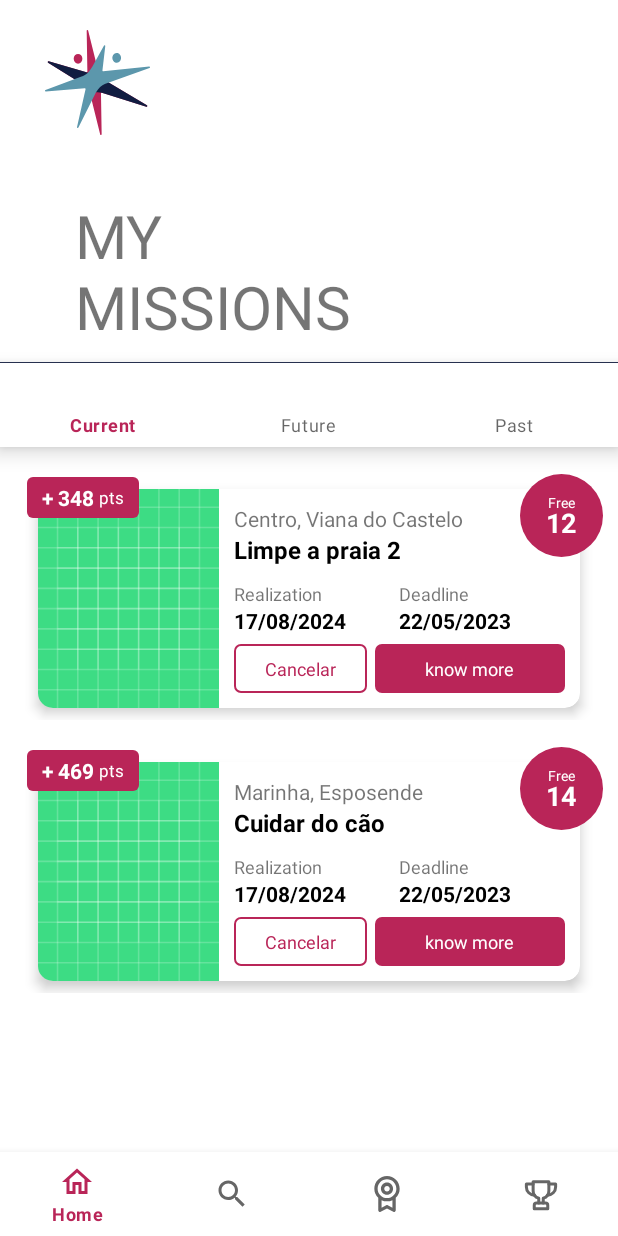
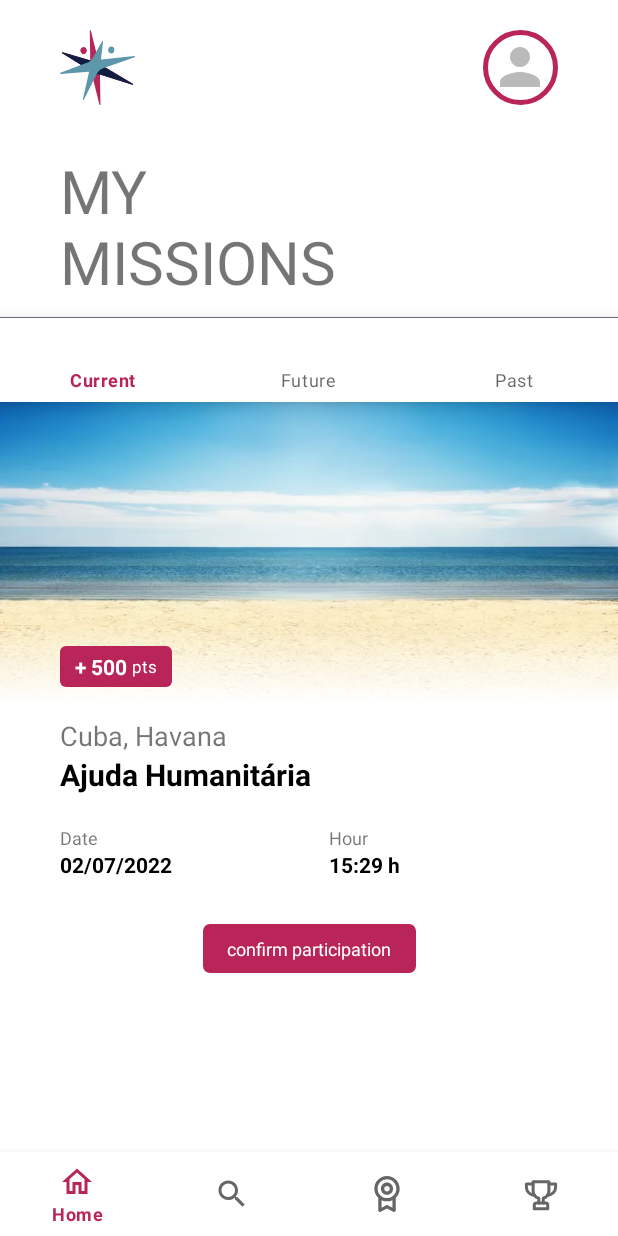
Before and after one commit to jacksonbarreto/Conslife, an Android app: the MyMissionsFragment screen opened directly, with no data from a screen before it, on a phone screen of 412 x 824 dp. Run offline under Robolectric (Android 15) with nearby library versions, the phone set to English and light mode, and no system bars; our stand-ins replace navigation-ui.

Commit message:
feat: current mission

```diff
--- a/app/src/main/java/com/conslife/fragments/CurrentMissionsFragment.kt
+++ b/app/src/main/java/com/conslife/fragments/CurrentMissionsFragment.kt
@@ -5,66 +5,23 @@ import android.view.LayoutInflater
 import android.view.View
 import android.view.ViewGroup
 import androidx.fragment.app.Fragment
-import androidx.recyclerview.widget.LinearLayoutManager
-import com.conslife.adapters.FutureMissionAdapter
-import com.conslife.databinding.CurrentMissionFragmentBinding
-import com.conslife.models.Mission
-import java.util.ArrayList
+import com.conslife.databinding.FragmentCurrentMissionBinding
 
 class CurrentMissionsFragment : Fragment() {
 
-    private lateinit var _binding: CurrentMissionFragmentBinding
-    private lateinit var futureMissionAdapter: FutureMissionAdapter
+    private lateinit var _binding: FragmentCurrentMissionBinding
 
     override fun onCreateView(
         inflater: LayoutInflater,
         container: ViewGroup?,
         savedInstanceState: Bundle?
     ): View {
-        _binding = CurrentMissionFragmentBinding.inflate(inflater)
+        _binding = FragmentCurrentMissionBinding.inflate(inflater)
         return _binding.root
     }
 
     override fun onViewCreated(view: View, savedInstanceState: Bundle?) {
         super.onViewCreated(view, savedInstanceState)
-        initRecyclerView()
     }
 
-    private fun initRecyclerView() {
-        futureMissionAdapter = FutureMissionAdapter()
-        addDataSet()
-        _binding.myCurrentMissionsRecyclerView.apply {
-            layoutManager = LinearLayoutManager(this@CurrentMissionsFragment.context)
-            adapter = futureMissionAdapter
-        }
-    }
-
-    private fun addDataSet() {
-        val missions = ArrayList<Mission>()
-        missions.add(
-            Mission(
-                "Limpe a praia 2",
-                "Centro, Viana do Castelo",
-                "Tudo muito limpinho",
-                "22/05/2023",
-                "17/08/2024",
-                12,
-                348,
-                "https://www.melhoresdestinos.com.br/wp-content/uploads/2020/04/praias-para-relaxar.jpg"
-            )
-        )
-        missions.add(
-            Mission(
-                "Cuidar do cão",
-                "Marinha, Esposende",
-                "Tudo muito limpinho",
-                "22/05/2023",
-                "17/08/2024",
-                14,
-                469,
-                "https://guiaanimal.net/uploads/content/image/53269/Design_sem_nome__4_.png"
-            )
-        )
-        futureMissionAdapter.setDataSet(missions)
-    }
 }
--- /dev/null
+++ b/app/src/main/res/drawable/ic_baseline_person_24.xml
@@ -0,0 +1,5 @@
+<vector android:height="24dp" android:tint="#BABABA"
+    android:viewportHeight="24" android:viewportWidth="24"
+    android:width="24dp" xmlns:android="http://schemas.android.com/apk/res/android">
+    <path android:fillColor="@android:color/white" android:pathData="M12,12c2.21,0 4,-1.79 4,-4s-1.79,-4 -4,-4 -4,1.79 -4,4 1.79,4 4,4zM12,14c-2.67,0 -8,1.34 -8,4v2h16v-2c0,-2.66 -5.33,-4 -8,-4z"/>
+</vector>
--- a/app/src/main/res/layout/current_mission_fragment.xml
+++ /dev/null
@@ -1,12 +0,0 @@
-<?xml version="1.0" encoding="utf-8"?>
-<androidx.constraintlayout.widget.ConstraintLayout xmlns:android="http://schemas.android.com/apk/res/android"
-    xmlns:tools="http://schemas.android.com/tools"
-    android:layout_width="match_parent"
-    android:layout_height="match_parent">
-
-    <androidx.recyclerview.widget.RecyclerView
-        android:id="@+id/my_current_missions_recycler_view"
-        android:layout_width="match_parent"
-        android:layout_height="match_parent" />
-
-</androidx.constraintlayout.widget.ConstraintLayout>
--- /dev/null
+++ b/app/src/main/res/layout/fragment_current_mission.xml
@@ -0,0 +1,82 @@
+<?xml version="1.0" encoding="utf-8"?>
+<androidx.constraintlayout.widget.ConstraintLayout xmlns:android="http://schemas.android.com/apk/res/android"
+    xmlns:app="http://schemas.android.com/apk/res-auto"
+    android:layout_width="match_parent"
+    android:layout_height="match_parent">
+
+    <ImageView
+        android:id="@+id/mission_image"
+        android:layout_width="match_parent"
+        android:layout_height="200dp"
+        android:scaleType="fitXY"
+        android:src="@drawable/praia"
+        app:layout_constraintTop_toTopOf="parent" />
+
+    <LinearLayout
+        android:id="@+id/gradient_fillet"
+        android:layout_width="match_parent"
+        android:layout_height="50dp"
+        android:background="@drawable/gradient_white_bottom_up"
+        android:orientation="horizontal"
+        app:layout_constraintBottom_toBottomOf="@id/mission_image" />
+
+    <com.conslife.widget.FloatingPoints
+        android:layout_width="wrap_content"
+        android:layout_height="wrap_content"
+        android:layout_marginBottom="10dp"
+        app:floating_points_total="500"
+        app:layout_constraintBottom_toTopOf="@+id/heading_mission"
+        app:layout_constraintStart_toStartOf="@id/heading_mission" />
+
+    <com.conslife.widget.DoubleHeading
+        android:id="@+id/heading_mission"
+        android:layout_width="wrap_content"
+        android:layout_height="wrap_content"
+        android:layout_marginStart="40dp"
+        android:maxWidth="100dp"
+        app:double_heading_size="h4"
+        app:double_heading_sub_title="Cuba, Havana"
+        app:double_heading_title="Ajuda Humanitária"
+        app:layout_constraintStart_toStartOf="parent"
+        app:layout_constraintTop_toBottomOf="@id/mission_image" />
+
+
+    <LinearLayout
+        android:id="@+id/date_time_mission"
+        android:layout_width="match_parent"
+        android:layout_height="wrap_content"
+        android:layout_marginHorizontal="40dp"
+        android:layout_marginTop="10dp"
+        android:orientation="horizontal"
+        app:layout_constraintTop_toBottomOf="@+id/heading_mission">
+
+        <com.conslife.widget.DoubleHeading
+            android:id="@+id/mission_date"
+            android:layout_width="wrap_content"
+            android:layout_height="wrap_content"
+            android:layout_weight="1"
+            app:double_heading_size="h1"
+            app:double_heading_sub_title="@string/fragment_current_mission_date"
+            app:double_heading_title="02/07/2022" />
+
+        <com.conslife.widget.DoubleHeading
+            android:id="@+id/mission_hour"
+            android:layout_width="wrap_content"
+            android:layout_height="wrap_content"
+            android:layout_weight="1"
+            app:double_heading_size="h1"
+            app:double_heading_sub_title="@string/fragment_current_mission_hour"
+            app:double_heading_title="15:29 h" />
+    </LinearLayout>
+
+    <com.conslife.widget.ButtonConslife
+        android:id="@+id/button_confirmation"
+        android:layout_width="wrap_content"
+        android:layout_height="wrap_content"
+        android:layout_marginTop="30dp"
+        app:layout_constraintEnd_toEndOf="parent"
+        app:layout_constraintStart_toStartOf="parent"
+        app:layout_constraintTop_toBottomOf="@+id/date_time_mission"
+        app:text="@string/fragment_current_mission_button_confirm" />
+
+</androidx.constraintlayout.widget.ConstraintLayout>
--- a/app/src/main/res/layout/fragment_my_missions.xml
+++ b/app/src/main/res/layout/fragment_my_missions.xml
@@ -1,6 +1,7 @@
 <?xml version="1.0" encoding="utf-8"?>
 <androidx.constraintlayout.widget.ConstraintLayout xmlns:android="http://schemas.android.com/apk/res/android"
     xmlns:app="http://schemas.android.com/apk/res-auto"
+    xmlns:tools="http://schemas.android.com/tools"
     android:layout_width="match_parent"
     android:layout_height="match_parent">
 
@@ -12,9 +13,9 @@
 
         <ImageView
             android:id="@+id/signal_logo"
-            android:layout_width="70dp"
-            android:layout_height="70dp"
-            android:layout_marginStart="30dp"
+            android:layout_width="50dp"
+            android:layout_height="50dp"
+            android:layout_marginStart="40dp"
             android:layout_marginTop="20dp"
             android:contentDescription="@string/image_description_signal_brand"
             android:scaleType="fitXY"
@@ -22,12 +23,31 @@
             app:layout_constraintStart_toStartOf="parent"
             app:layout_constraintTop_toTopOf="parent" />
 
+        <LinearLayout
+            android:layout_width="50dp"
+            android:layout_height="50dp"
+            android:layout_marginTop="20dp"
+            android:layout_marginEnd="40dp"
+            android:background="@drawable/oval_shape"
+            android:gravity="center"
+            app:layout_constraintEnd_toEndOf="parent"
+            app:layout_constraintTop_toTopOf="parent">
+
+            <ImageView
+                android:id="@+id/avatar"
+                android:layout_width="40dp"
+                android:layout_height="40dp"
+                android:contentDescription="@string/image_description_avatar"
+                android:src="@drawable/ic_baseline_person_24" />
+        </LinearLayout>
+
+
         <TextView
             android:id="@+id/textView"
             android:layout_width="200dp"
             android:layout_height="wrap_content"
-            android:layout_marginStart="50dp"
-            android:layout_marginTop="40dp"
+            android:layout_marginStart="40dp"
+            android:layout_marginTop="30dp"
             android:text="@string/activity_my_mission_title"
             android:textAllCaps="true"
             android:textSize="40sp"
@@ -38,9 +58,9 @@
     <View
         android:id="@+id/header_bottom_line"
         android:layout_width="match_parent"
-        android:layout_height="0.6dp"
+        android:layout_height="0.5dp"
         android:layout_marginTop="10dp"
-        android:alpha="0.9"
+        android:alpha="0.6"
         android:background="@color/conslife_dark_blue"
         app:layout_constraintTop_toBottomOf="@+id/header" />
 
@@ -59,6 +79,8 @@
         app:defaultNavHost="true"
         app:layout_constraintBottom_toBottomOf="parent"
         app:layout_constraintTop_toBottomOf="@+id/my_mission_menu_navigation"
-        app:navGraph="@navigation/my_missions_navigation" />
+        app:layout_constraintVertical_bias="0.0"
+        app:navGraph="@navigation/my_missions_navigation"
+        tools:layout_editor_absoluteX="0dp" />
 
 </androidx.constraintlayout.widget.ConstraintLayout>
--- a/app/src/main/res/navigation/my_missions_navigation.xml
+++ b/app/src/main/res/navigation/my_missions_navigation.xml
@@ -7,7 +7,7 @@
 
     <fragment
         android:id="@+id/currentMissionsFragment"
-        tools:layout="@layout/current_mission_fragment"
+        tools:layout="@layout/fragment_current_mission"
         android:name="com.conslife.fragments.CurrentMissionsFragment"
         android:label="CurrentMissionsFragment" />
     <fragment
--- a/app/src/main/res/values/strings.xml
+++ b/app/src/main/res/values/strings.xml
@@ -36,4 +36,8 @@
     <string name="title_page_find_mission">Available Missions</string>
     <string name="title_page_general_ranking">General Ranking</string>
     <string name="title_page_monthly_raning">Monthly Ranking</string>
+    <string name="fragment_current_mission_button_confirm">confirm participation</string>
+    <string name="fragment_current_mission_hour">Hour</string>
+    <string name="fragment_current_mission_date">Date</string>
+    <string name="image_description_avatar">user avatar</string>
 </resources>
```
Also changed, not shown: app/src/main/res/drawable/gradient_white_bottom_up.xml (renamed from app/src/main/res/drawable/gradiente_white_botton_up.xml), 2 other files.
